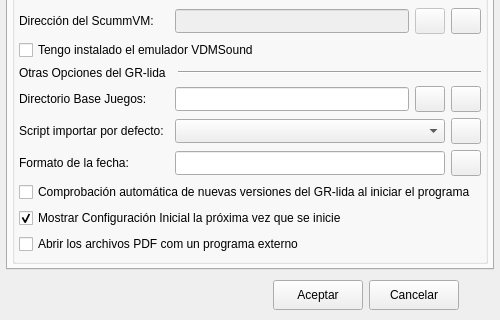
Monthy/gr-lida, file ui/opciones.ui: the form before one commit; both pictures show x 0 to 500 and y 203 to 523 of the 500 by 523 pixel window.
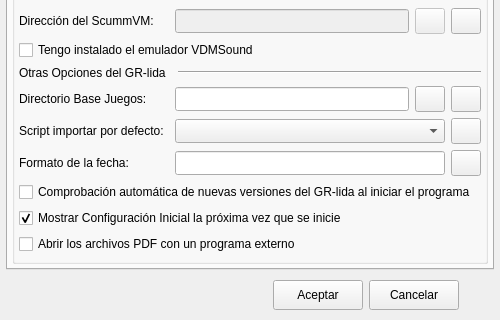
The form after the commit. Icons and pictures are not drawn.

Commit message: Actualización de los idiomas tanto los archivos *.TS y *.QM

What changed in the file:
```diff
--- a/ui/opciones.ui
+++ b/ui/opciones.ui
@@ -595,7 +595,7 @@
           <item>
            <widget class="QCheckBox" name="chkOpenPdfExternal">
             <property name="text">
-             <string>Abrir los archivos PDF com un programa externo </string>
+             <string>Abrir los archivos PDF con un programa externo</string>
             </property>
            </widget>
           </item>
```
The commit also changes 14 other files.
